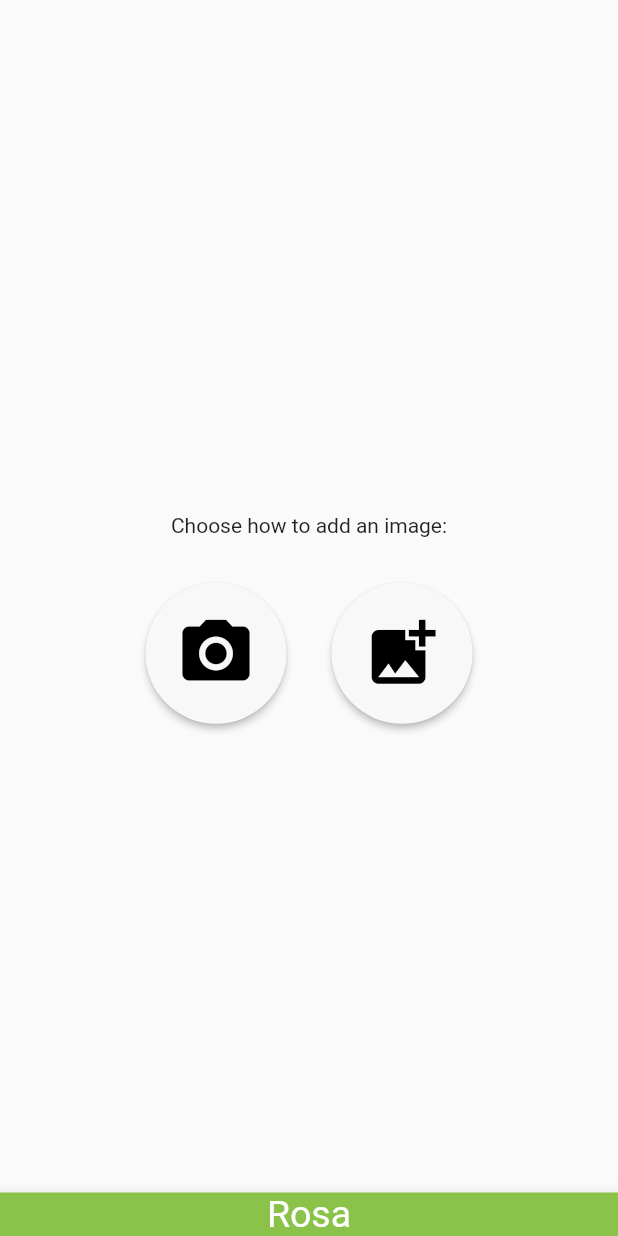
After one commit to jpa-reis/ipm_project, a Flutter app: the AddImageScreen screen opened directly with sample values from the repository, on a phone screen of 412 x 824 dp. The commit adds this screen. Run offline on Flutter 3.47's test engine with Material 2 defaults, Android fonts, the light colour scheme and no system bars; our stand-ins replace flutter_speed_dial, image_picker, sliding_up_panel, toggle_switch; missing offline and left inert: bubble_timeline.

Commit message:
added add image and edit image

```diff
--- /dev/null
+++ b/lib/addImage.dart
@@ -0,0 +1,84 @@
+import 'dart:async';
+import 'dart:io';
+
+import 'package:flutter/material.dart';
+import 'package:image_picker/image_picker.dart';
+
+import 'editImage.dart';
+import 'main.dart';
+
+
+
+
+
+// a widget that allows users to choose how to add an image
+class AddImageScreen extends StatelessWidget {
+  const AddImageScreen({super.key, required this.marker});
+
+  final Marker marker;
+
+  @override
+  Widget build(BuildContext context){
+    return Scaffold(
+      body: Center(
+          child : Column(
+              mainAxisAlignment: MainAxisAlignment.center,
+              children: <Widget>[
+                const SizedBox(height:30),
+                const Text("Choose how to add an image:"),
+                const SizedBox(height:30),
+                Row(mainAxisAlignment: MainAxisAlignment.center,
+                    children: <Widget>[
+                      ElevatedButton(
+                        onPressed:() async {
+                          String imagePath = await getImageCamera();
+                          moveToEditImage(context, imagePath, marker);
+                        },
+                        style: ElevatedButton.styleFrom(
+                          shape : const CircleBorder(),
+                          padding: const EdgeInsets.all(20),
+                        ),
+                        child: const Icon(Icons.camera_alt,size:54),
+                      ),
+                      const SizedBox(width:30),
+                      ElevatedButton(
+                        onPressed:() async {
+                          String imagePath = await getImageGallery();
+                          moveToEditImage(context, imagePath, marker);
+                        },
+                        style: ElevatedButton.styleFrom(
+                          shape : const CircleBorder(),
+                          padding: const EdgeInsets.all(20),
+                        ),
+                        child: const Icon(Icons.add_photo_alternate,size:54),
+                      ),
+                    ]),
+              ])
+      ),
+      bottomNavigationBar: BottomAppBar(
+          color: Colors.lightGreen,
+          child: Text(
+            marker.getName(),
+            textAlign: TextAlign.center,
+            style: const TextStyle(fontSize: 25, color: Colors.white),
+          )),
+    );
+  }
+}
+
+getImageCamera()async{
+  final image = await ImagePicker().pickImage(source: ImageSource.camera);
+  if(image == null) return;
+  return image.path;
+}
+
+getImageGallery()async{
+  var image = await ImagePicker().pickImage(source: ImageSource.gallery);
+  if(image == null) return;
+  return image.path;
+}
+
+moveToEditImage(context, String imagePath, Marker marker) {
+  Navigator.of(context).push(MaterialPageRoute(
+      builder: (context) => EditImageScreen( imagePath: imagePath,marker : marker)));
+}
--- a/lib/globals.dart
+++ b/lib/globals.dart
@@ -18,6 +18,6 @@ const List gardens = [
 ];
 
 List<Marker> markers = [
-  const Marker(position: Offset(200.0, 200.0), page: Timeline()),
-  const Marker(position: Offset(1000.0, 200.0), page: Timeline())
+  const Marker(position: Offset(200.0, 200.0), page: Timeline(),name : "Rosa"),
+  const Marker(position: Offset(1000.0, 200.0), page: Timeline(),name : "Cactus")
 ];
--- a/lib/main.dart
+++ b/lib/main.dart
@@ -275,10 +275,13 @@ class MapLayout extends MultiChildLayoutDelegate {
 class Marker {
   final Offset position;
   final Widget page;
+  final String name;
 
   const Marker({
     required this.position,
-    required this.page});
+    required this.page,
+    required this.name
+  });
 
   Offset getPosition() {
     return position;
@@ -287,4 +290,7 @@ class Marker {
   Widget getPage() {
     return page;
   }
+  String getName(){
+    return name;
+  }
 }
--- a/pubspec.yaml
+++ b/pubspec.yaml
@@ -30,6 +30,7 @@ environment:
 # versions available, run `flutter pub outdated`.
 dependencies:
   bubble_timeline: ^1.0.5
+  image_picker: ^0.8.6
   flutter:
     sdk: flutter
 
@@ -71,6 +72,7 @@ flutter:
   assets:
     - lib/jardim.png
 
+
   # An image asset can refer to one or more resolution-specific "variants", see
   # https://flutter.dev/assets-and-images/#resolution-aware
 
```
Also changed, not shown: lib/editImage.dart (added, +94 -0 lines), lib/timeline.dart (+10 -0 lines), pubspec.lock.
